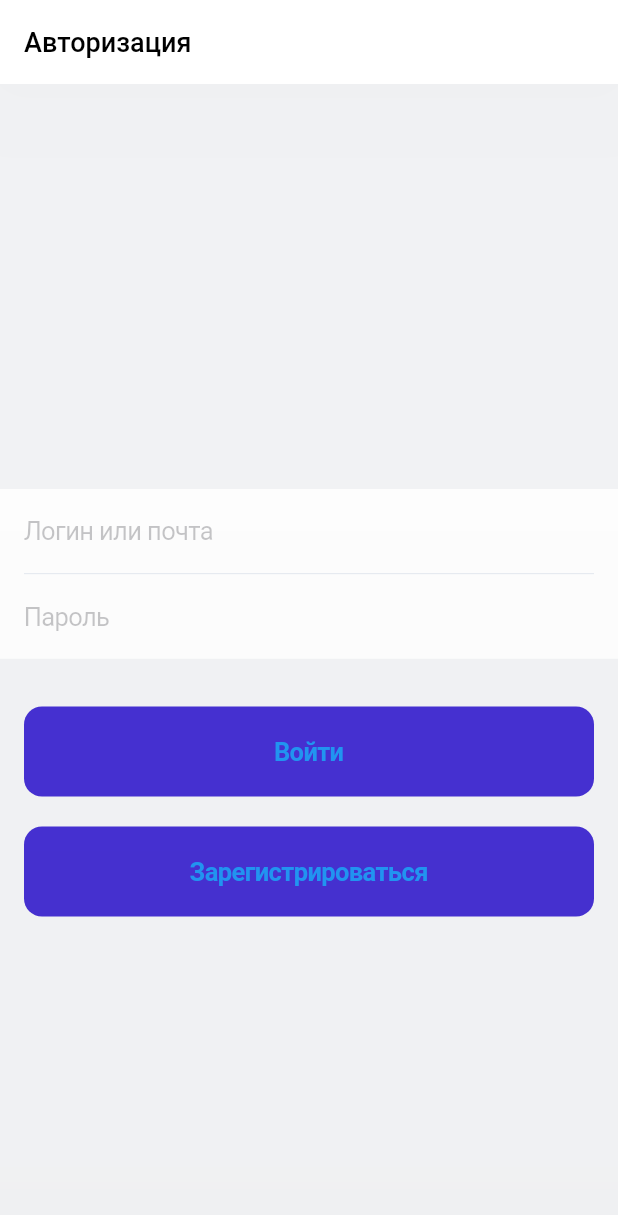
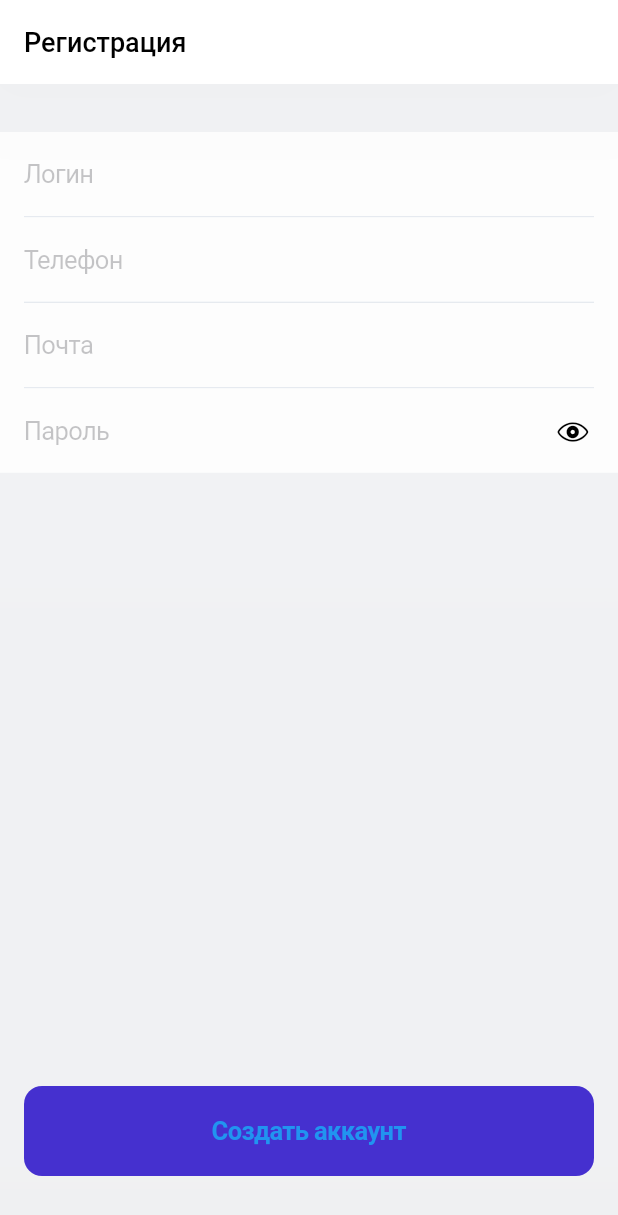
Before and after one commit to maripbekoff/first-application, a Flutter app: the screen it shows after launch, on a phone screen of 412 x 824 dp. Shown: the top 1215 px of the screen. Run offline on Flutter 3.47's test engine with Material 2 defaults, Android fonts, the phone set to English and light mode, and no system bars.

Commit message:
Сверстал скрин регистрации

```diff
--- a/lib/main.dart
+++ b/lib/main.dart
@@ -1,5 +1,5 @@
 import 'package:flutter/material.dart';
-import 'package:flutter_application_1/src/screens/login/login_screen.dart';
+import 'package:flutter_application_1/src/screens/register/register_screen.dart';
 
 void main() {
   runApp(const MyApp());
@@ -24,7 +24,7 @@ class MyApp extends StatelessWidget {
         ),
         scaffoldBackgroundColor: const Color(0xFFF3F4F6),
       ),
-      home: const LoginScreen(),
+      home: const RegisterScreen(),
     );
   }
 }
--- /dev/null
+++ b/lib/src/screens/register/register_screen.dart
@@ -0,0 +1,127 @@
+import 'package:flutter/cupertino.dart';
+import 'package:flutter/material.dart';
+
+class RegisterScreen extends StatefulWidget {
+  const RegisterScreen({super.key});
+
+  @override
+  State<RegisterScreen> createState() => _RegisterScreenState();
+}
+
+class _RegisterScreenState extends State<RegisterScreen> {
+  bool obscurePassword = true;
+
+  @override
+  Widget build(BuildContext context) {
+    return Scaffold(
+      appBar: AppBar(
+        title: const Text('Регистрация'),
+      ),
+      body: Column(
+        crossAxisAlignment: CrossAxisAlignment.stretch,
+        children: [
+          const SizedBox(height: 32),
+          Container(
+            decoration: const BoxDecoration(
+              color: Colors.white,
+            ),
+            child: Column(
+              children: [
+                const CupertinoTextField(
+                  placeholder: 'Логин',
+                  decoration: BoxDecoration(
+                    color: Colors.white,
+                  ),
+                  padding: EdgeInsets.symmetric(
+                    vertical: 18,
+                    horizontal: 16,
+                  ),
+                ),
+                const Divider(
+                  height: 1,
+                  indent: 16,
+                  color: Color(0xFFE0E6ED),
+                  endIndent: 16,
+                ),
+                const CupertinoTextField(
+                  obscureText: true,
+                  placeholder: 'Телефон',
+                  decoration: BoxDecoration(
+                    color: Colors.white,
+                  ),
+                  padding: EdgeInsets.symmetric(
+                    vertical: 18,
+                    horizontal: 16,
+                  ),
+                ),
+                const Divider(
+                  height: 1,
+                  indent: 16,
+                  color: Color(0xFFE0E6ED),
+                  endIndent: 16,
+                ),
+                const CupertinoTextField(
+                  obscureText: true,
+                  placeholder: 'Почта',
+                  decoration: BoxDecoration(
+                    color: Colors.white,
+                  ),
+                  padding: EdgeInsets.symmetric(
+                    vertical: 18,
+                    horizontal: 16,
+                  ),
+                ),
+                const Divider(
+                  height: 1,
+                  indent: 16,
+                  color: Color(0xFFE0E6ED),
+                  endIndent: 16,
+                ),
+                CupertinoTextField(
+                  obscureText: obscurePassword,
+                  placeholder: 'Пароль',
+                  decoration: const BoxDecoration(
+                    color: Colors.white,
+                  ),
+                  suffix: CupertinoButton(
+                    child: Icon(
+                      obscurePassword
+                          ? CupertinoIcons.eye
+                          : CupertinoIcons.eye_slash,
+                      color: Colors.black,
+                    ),
+                    onPressed: () {
+                      setState(() {
+                        obscurePassword = !obscurePassword;
+                      });
+                    },
+                  ),
+                  padding: const EdgeInsets.symmetric(
+                    vertical: 18,
+                    horizontal: 16,
+                  ),
+                ),
+              ],
+            ),
+          ),
+          const Spacer(),
+          Padding(
+            padding: const EdgeInsets.symmetric(horizontal: 16),
+            child: CupertinoButton(
+              padding: const EdgeInsets.symmetric(vertical: 20),
+              color: const Color(0xFF4631D2),
+              child: const Text(
+                'Создать аккаунт',
+                style: TextStyle(
+                  fontWeight: FontWeight.bold,
+                ),
+              ),
+              onPressed: () {},
+            ),
+          ),
+          const SizedBox(height: 40),
+        ],
+      ),
+    );
+  }
+}
```
